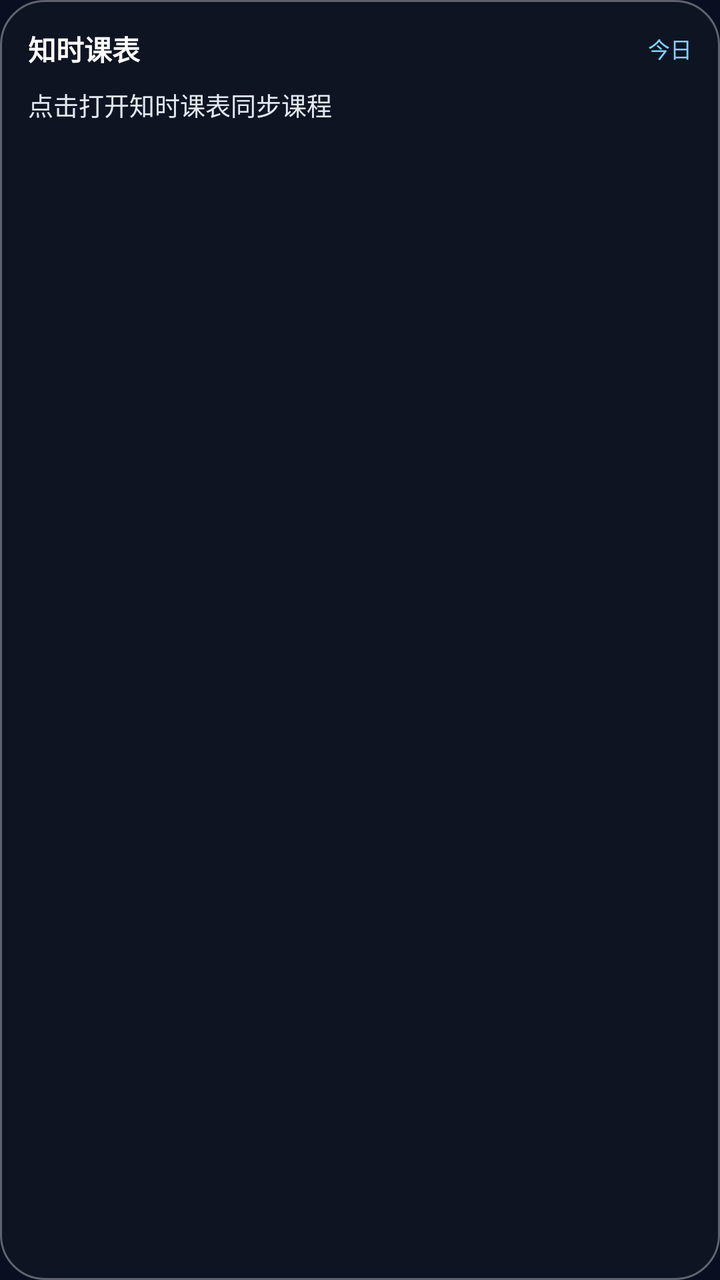
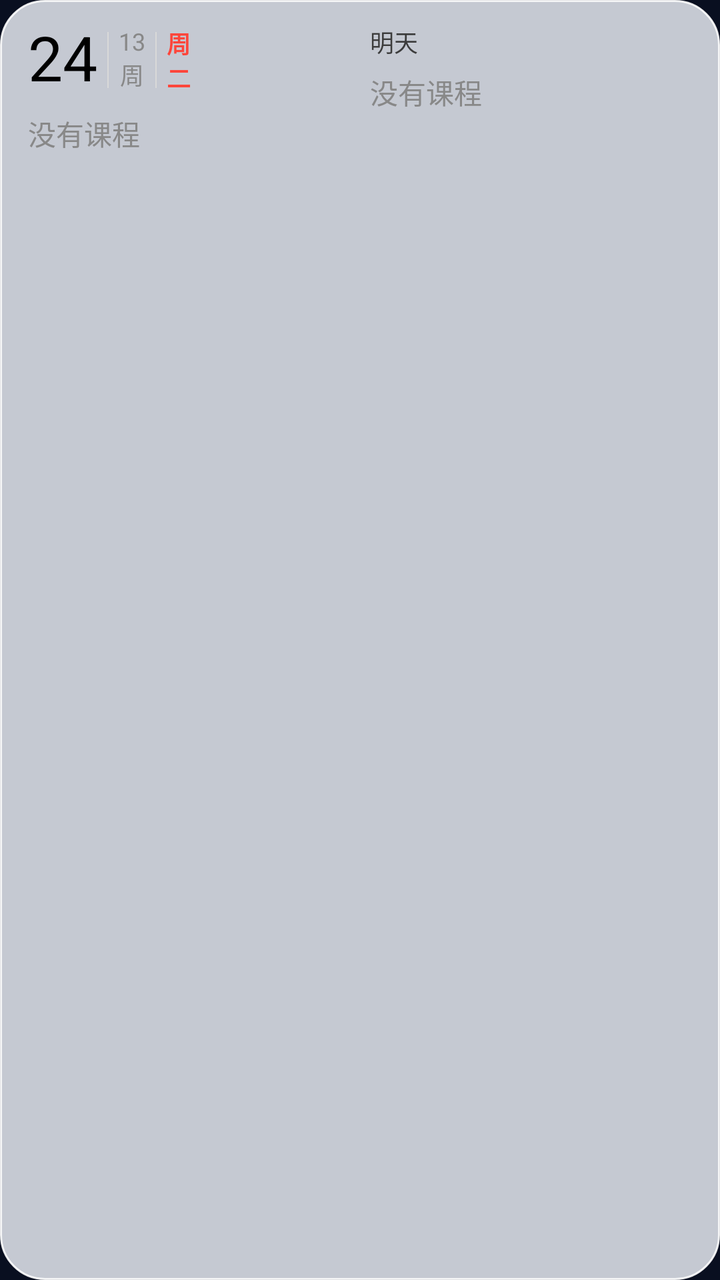

Before-and-after screenshots of an Android layout around one commit, followed by the original layout XML and the change that was made.
<!-- AndroidManifest.xml: application theme Theme.Zhishi -->
<!-- res/layout/widget_zhishi.xml -->
<?xml version="1.0" encoding="utf-8"?>
<FrameLayout xmlns:android="http://schemas.android.com/apk/res/android"
    android:id="@+id/wRoot"
    android:layout_width="match_parent"
    android:layout_height="match_parent"
    android:background="@drawable/widget_bg_dark">
    <ImageView
        android:id="@+id/wBgImg"
        android:layout_width="match_parent"
        android:layout_height="match_parent"
        android:scaleType="centerCrop"
        android:visibility="gone" />
    <LinearLayout
        android:layout_width="match_parent"
        android:layout_height="match_parent"
        android:orientation="vertical"
        android:padding="14dp">
        <LinearLayout
            android:layout_width="match_parent"
            android:layout_height="wrap_content"
            android:orientation="horizontal"
            android:gravity="center_vertical">
            <TextView
                android:id="@+id/wHeader"
                android:layout_width="0dp"
                android:layout_height="wrap_content"
                android:layout_weight="1"
                android:text="知时课表"
                android:textSize="14sp"
                android:textStyle="bold"
                android:textColor="#FFFFFFFF" />
            <TextView
                android:id="@+id/wBadge"
                android:layout_width="wrap_content"
                android:layout_height="wrap_content"
                android:text="今日"
                android:textSize="11sp"
                android:textColor="#FF7DD3FC" />
        </LinearLayout>
        <TextView
            android:id="@+id/wBody"
            android:layout_width="match_parent"
            android:layout_height="0dp"
            android:layout_weight="1"
            android:layout_marginTop="8dp"
            android:text="点击打开知时课表同步课程"
            android:textSize="12.5sp"
            android:lineSpacingExtra="4dp"
            android:textColor="#FFE2E8F0" />
    </LinearLayout>
</FrameLayout>
<!-- resources referenced by this layout -->
<resources>
  <!-- drawable widget_bg_dark (drawable) -->
  <?xml version="1.0" encoding="utf-8"?>
  <shape xmlns:android="http://schemas.android.com/apk/res/android" android:shape="rectangle">
      <solid android:color="#80161B26" />
      <stroke android:width="1dp" android:color="#58FFFFFF" />
      <corners android:radius="22dp" />
  </shape>
  <style name="Theme.Zhishi" parent="Theme.AppCompat.DayNight.NoActionBar">
          <item name="android:windowBackground">#090F20</item>
          <item name="android:statusBarColor">#090F20</item>
          <item name="android:navigationBarColor">#090F20</item>
      </style>
</resources>

<!-- the commit's change to res/layout/widget_zhishi.xml (unified diff, before → after) -->
@@ -3,49 +3,328 @@
     android:id="@+id/wRoot"
     android:layout_width="match_parent"
     android:layout_height="match_parent"
-    android:background="@drawable/widget_bg_dark">
+    android:background="@drawable/widget_bg_light">
+
     <ImageView
         android:id="@+id/wBgImg"
         android:layout_width="match_parent"
         android:layout_height="match_parent"
         android:scaleType="centerCrop"
         android:visibility="gone" />
+
     <LinearLayout
         android:layout_width="match_parent"
         android:layout_height="match_parent"
-        android:orientation="vertical"
-        android:padding="14dp">
+        android:orientation="horizontal"
+        android:paddingLeft="14dp"
+        android:paddingTop="12dp"
+        android:paddingRight="14dp"
+        android:paddingBottom="10dp"
+        android:weightSum="2">
+
+        
         <LinearLayout
-            android:layout_width="match_parent"
-            android:layout_height="wrap_content"
-            android:orientation="horizontal"
-            android:gravity="center_vertical">
-            <TextView
-                android:id="@+id/wHeader"
-                android:layout_width="0dp"
-                android:layout_height="wrap_content"
-                android:layout_weight="1"
-                android:text="知时课表"
+            android:layout_width="0dp"
+            android:layout_height="match_parent"
+            android:layout_weight="1"
+            android:layout_marginEnd="5dp"
+            android:orientation="vertical">
+
+            <LinearLayout
+                android:layout_width="wrap_content"
+                android:layout_height="wrap_content"
+                android:gravity="center_vertical"
+                android:orientation="horizontal"
+                android:layout_marginBottom="4dp">
+
+                <TextView
+                    android:id="@+id/date_number"
+                    android:layout_width="wrap_content"
+                    android:layout_height="wrap_content"
+                    android:includeFontPadding="false"
+                    android:text="24"
+                    android:textColor="#FF000000"
+                    android:textSize="31dp" />
+
+                <ImageView
+                    android:id="@+id/week_divider_1"
+                    android:layout_width="0.5dp"
+                    android:layout_height="28dp"
+                    android:layout_marginStart="5dp"
+                    android:layout_marginEnd="5dp"
+                    android:background="#FFD9D9D9" />
+
+                <LinearLayout
+                    android:layout_width="wrap_content"
+                    android:layout_height="wrap_content"
+                    android:gravity="center_horizontal"
+                    android:orientation="vertical">
+
+                    <TextView
+                        android:id="@+id/week_number"
+                        android:layout_width="wrap_content"
+                        android:layout_height="wrap_content"
+                        android:includeFontPadding="false"
+                        android:text="13"
+                        android:textColor="#FF888888"
+                        android:textSize="12dp" />
+
+                    <TextView
+                        android:id="@+id/week_text"
+                        android:layout_width="wrap_content"
+                        android:layout_height="wrap_content"
+                        android:includeFontPadding="false"
+                        android:text="周"
+                        android:textColor="#FF888888"
+                        android:textSize="12dp" />
+                </LinearLayout>
+
+                <ImageView
+                    android:id="@+id/week_divider_2"
+                    android:layout_width="0.5dp"
+                    android:layout_height="28dp"
+                    android:layout_marginStart="5dp"
+                    android:layout_marginEnd="5dp"
+                    android:background="#FFD9D9D9" />
+
+                <LinearLayout
+                    android:layout_width="wrap_content"
+                    android:layout_height="wrap_content"
+                    android:gravity="center_horizontal"
+                    android:orientation="vertical">
+
+                    <TextView
+                        android:layout_width="wrap_content"
+                        android:layout_height="wrap_content"
+                        android:includeFontPadding="false"
+                        android:text="周"
+                        android:textColor="#FFFF453A"
+                        android:textSize="12dp"
+                        android:textStyle="bold" />
+
+                    <TextView
+                        android:id="@+id/day_of_week"
+                        android:layout_width="wrap_content"
+                        android:layout_height="wrap_content"
+                        android:includeFontPadding="false"
+                        android:text="二"
+                        android:textColor="#FFFF453A"
+                        android:textSize="12dp"
+                        android:textStyle="bold" />
+                </LinearLayout>
+            </LinearLayout>
+
+            
+            <LinearLayout
+                android:id="@+id/left_item_0"
+                android:layout_width="match_parent"
+                android:layout_height="wrap_content"
+                android:orientation="horizontal"
+                android:paddingTop="2dp"
+                android:paddingBottom="2dp"
+                android:visibility="gone">
+                <ImageView
+                    android:id="@+id/left_bar_0"
+                    android:layout_width="4dp"
+                    android:layout_height="40dp"
+                    android:scaleType="fitXY" />
+                <LinearLayout
+                    android:layout_width="0dp"
+                    android:layout_height="wrap_content"
+                    android:layout_weight="1"
+                    android:layout_marginStart="4dp"
+                    android:orientation="vertical">
+                    <TextView android:id="@+id/left_name_0" android:layout_width="match_parent" android:layout_height="wrap_content" android:ellipsize="end" android:includeFontPadding="false" android:singleLine="true" android:textColor="#FF000000" android:textSize="11.5dp" android:textStyle="bold" />
+                    <TextView android:id="@+id/left_time_0" android:layout_width="match_parent" android:layout_height="wrap_content" android:ellipsize="end" android:includeFontPadding="false" android:singleLine="true" android:textColor="#FF000000" android:textSize="11dp" />
+                    <TextView android:id="@+id/left_loc_0" android:layout_width="match_parent" android:layout_height="wrap_content" android:ellipsize="end" android:includeFontPadding="false" android:singleLine="true" android:textColor="#FF000000" android:textSize="12dp" />
+                </LinearLayout>
+            </LinearLayout>
+
+            
+            <LinearLayout
+                android:id="@+id/left_item_1"
+                android:layout_width="match_parent"
+                android:layout_height="wrap_content"
+                android:orientation="horizontal"
+                android:paddingTop="2dp"
+                android:paddingBottom="2dp"
+                android:visibility="gone">
+                <ImageView
+                    android:id="@+id/left_bar_1"
+                    android:layout_width="4dp"
+                    android:layout_height="40dp"
+                    android:scaleType="fitXY" />
+                <LinearLayout
+                    android:layout_width="0dp"
+                    android:layout_height="wrap_content"
+                    android:layout_weight="1"
+                    android:layout_marginStart="4dp"
+                    android:orientation="vertical">
+                    <TextView android:id="@+id/left_name_1" android:layout_width="match_parent" android:layout_height="wrap_content" android:ellipsize="end" android:includeFontPadding="false" android:singleLine="true" android:textColor="#FF000000" android:textSize="11.5dp" android:textStyle="bold" />
+                    <TextView android:id="@+id/left_time_1" android:layout_width="match_parent" android:layout_height="wrap_content" android:ellipsize="end" android:includeFontPadding="false" android:singleLine="true" android:textColor="#FF000000" android:textSize="11dp" />
+                    <TextView android:id="@+id/left_loc_1" android:layout_width="match_parent" android:layout_height="wrap_content" android:ellipsize="end" android:includeFontPadding="false" android:singleLine="true" android:textColor="#FF000000" android:textSize="12dp" />
+                </LinearLayout>
+            </LinearLayout>
+
+            
+            <LinearLayout
+                android:id="@+id/left_item_2"
+                android:layout_width="match_parent"
+                android:layout_height="wrap_content"
+                android:orientation="horizontal"
+                android:paddingTop="2dp"
+                android:paddingBottom="2dp"
+                android:visibility="gone">
+                <ImageView
+                    android:id="@+id/left_bar_2"
+                    android:layout_width="4dp"
+                    android:layout_height="40dp"
+                    android:scaleType="fitXY" />
+                <LinearLayout
+                    android:layout_width="0dp"
+                    android:layout_height="wrap_content"
+                    android:layout_weight="1"
+                    android:layout_marginStart="4dp"
+                    android:orientation="vertical">
+                    <TextView android:id="@+id/left_name_2" android:layout_width="match_parent" android:layout_height="wrap_content" android:ellipsize="end" android:includeFontPadding="false" android:singleLine="true" android:textColor="#FF000000" android:textSize="11.5dp" android:textStyle="bold" />
+                    <TextView android:id="@+id/left_time_2" android:layout_width="match_parent" android:layout_height="wrap_content" android:ellipsize="end" android:includeFontPadding="false" android:singleLine="true" android:textColor="#FF000000" android:textSize="11dp" />
+                    <TextView android:id="@+id/left_loc_2" android:layout_width="match_parent" android:layout_height="wrap_content" android:ellipsize="end" android:includeFontPadding="false" android:singleLine="true" android:textColor="#FF000000" android:textSize="12dp" />
+                </LinearLayout>
+            </LinearLayout>
+
+            <TextView
+                android:id="@+id/left_empty"
+                android:layout_width="match_parent"
+                android:layout_height="wrap_content"
+                android:layout_marginTop="4dp"
+                android:text="没有课程"
+                android:textColor="#FF888888"
                 android:textSize="14sp"
-                android:textStyle="bold"
-                android:textColor="#FFFFFFFF" />
-            <TextView
-                android:id="@+id/wBadge"
+                android:visibility="visible" />
+
+            <TextView
+                android:id="@+id/left_more"
                 android:layout_width="wrap_content"
                 android:layout_height="wrap_content"
-                android:text="今日"
-                android:textSize="11sp"
-                android:textColor="#FF7DD3FC" />
+                android:text="还有更多课程"
+                android:textColor="#FF888888"
+                android:textSize="11dp"
+                android:visibility="gone" />
         </LinearLayout>
-        <TextView
-            android:id="@+id/wBody"
-            android:layout_width="match_parent"
-            android:layout_height="0dp"
+
+        
+        <LinearLayout
+            android:layout_width="0dp"
+            android:layout_height="match_parent"
             android:layout_weight="1"
-            android:layout_marginTop="8dp"
-            android:text="点击打开知时课表同步课程"
-            android:textSize="12.5sp"
-            android:lineSpacingExtra="4dp"
-            android:textColor="#FFE2E8F0" />
+            android:layout_marginStart="5dp"
+            android:orientation="vertical">
+
+            <TextView
+                android:id="@+id/future_date_label"
+                android:layout_width="match_parent"
+                android:layout_height="wrap_content"
+                android:layout_marginBottom="2dp"
+                android:text="明天"
+                android:textColor="#FF3C3C3C"
+                android:textSize="12dp" />
+
+            
+            <LinearLayout
+                android:id="@+id/right_item_0"
+                android:layout_width="match_parent"
+                android:layout_height="wrap_content"
+                android:orientation="horizontal"
+                android:paddingTop="2dp"
+                android:paddingBottom="2dp"
+                android:visibility="gone">
+                <ImageView
+                    android:id="@+id/right_bar_0"
+                    android:layout_width="4dp"
+                    android:layout_height="40dp"
+                    android:scaleType="fitXY" />
+                <LinearLayout
+                    android:layout_width="0dp"
+                    android:layout_height="wrap_content"
+                    android:layout_weight="1"
+                    android:layout_marginStart="4dp"
+                    android:orientation="vertical">
+                    <TextView android:id="@+id/right_name_0" android:layout_width="match_parent" android:layout_height="wrap_content" android:ellipsize="end" android:includeFontPadding="false" android:singleLine="true" android:textColor="#FF000000" android:textSize="11.5dp" android:textStyle="bold" />
+                    <TextView android:id="@+id/right_time_0" android:layout_width="match_parent" android:layout_height="wrap_content" android:ellipsize="end" android:includeFontPadding="false" android:singleLine="true" android:textColor="#FF000000" android:textSize="11dp" />
+                    <TextView android:id="@+id/right_loc_0" android:layout_width="match_parent" android:layout_height="wrap_content" android:ellipsize="end" android:includeFontPadding="false" android:singleLine="true" android:textColor="#FF000000" android:textSize="12dp" />
+                </LinearLayout>
+            </LinearLayout>
+
+            
+            <LinearLayout
+                android:id="@+id/right_item_1"
+                android:layout_width="match_parent"
+                android:layout_height="wrap_content"
+                android:orientation="horizontal"
+                android:paddingTop="2dp"
+                android:paddingBottom="2dp"
+                android:visibility="gone">
+                <ImageView
+                    android:id="@+id/right_bar_1"
+                    android:layout_width="4dp"
+                    android:layout_height="40dp"
+                    android:scaleType="fitXY" />
+                <LinearLayout
+                    android:layout_width="0dp"
+                    android:layout_height="wrap_content"
+                    android:layout_weight="1"
+                    android:layout_marginStart="4dp"
+                    android:orientation="vertical">
+                    <TextView android:id="@+id/right_name_1" android:layout_width="match_parent" android:layout_height="wrap_content" android:ellipsize="end" android:includeFontPadding="false" android:singleLine="true" android:textColor="#FF000000" android:textSize="11.5dp" android:textStyle="bold" />
+                    <TextView android:id="@+id/right_time_1" android:layout_width="match_parent" android:layout_height="wrap_content" android:ellipsize="end" android:includeFontPadding="false" android:singleLine="true" android:textColor="#FF000000" android:textSize="11dp" />
+                    <TextView android:id="@+id/right_loc_1" android:layout_width="match_parent" android:layout_height="wrap_content" android:ellipsize="end" android:includeFontPadding="false" android:singleLine="true" android:textColor="#FF000000" android:textSize="12dp" />
+                </LinearLayout>
+            </LinearLayout>
+
+            
+            <LinearLayout
+                android:id="@+id/right_item_2"
+                android:layout_width="match_parent"
+                android:layout_height="wrap_content"
+                android:orientation="horizontal"
+                android:paddingTop="2dp"
+                android:paddingBottom="2dp"
+                android:visibility="gone">
+                <ImageView
+                    android:id="@+id/right_bar_2"
+                    android:layout_width="4dp"
+                    android:layout_height="40dp"
+                    android:scaleType="fitXY" />
+                <LinearLayout
+                    android:layout_width="0dp"
+                    android:layout_height="wrap_content"
+                    android:layout_weight="1"
+                    android:layout_marginStart="4dp"
+                    android:orientation="vertical">
+                    <TextView android:id="@+id/right_name_2" android:layout_width="match_parent" android:layout_height="wrap_content" android:ellipsize="end" android:includeFontPadding="false" android:singleLine="true" android:textColor="#FF000000" android:textSize="11.5dp" android:textStyle="bold" />
+                    <TextView android:id="@+id/right_time_2" android:layout_width="match_parent" android:layout_height="wrap_content" android:ellipsize="end" android:includeFontPadding="false" android:singleLine="true" android:textColor="#FF000000" android:textSize="11dp" />
+                    <TextView android:id="@+id/right_loc_2" android:layout_width="match_parent" android:layout_height="wrap_content" android:ellipsize="end" android:includeFontPadding="false" android:singleLine="true" android:textColor="#FF000000" android:textSize="12dp" />
+                </LinearLayout>
+            </LinearLayout>
+
+            <TextView
+                android:id="@+id/right_empty"
+                android:layout_width="match_parent"
+                android:layout_height="wrap_content"
+                android:layout_marginTop="4dp"
+                android:text="没有课程"
+                android:textColor="#FF888888"
+                android:textSize="14sp"
+                android:visibility="visible" />
+
+            <TextView
+                android:id="@+id/right_more"
+                android:layout_width="wrap_content"
+                android:layout_height="wrap_content"
+                android:text="还有更多课程"
+                android:textColor="#FF888888"
+                android:textSize="11dp"
+                android:visibility="gone" />
+        </LinearLayout>
     </LinearLayout>
 </FrameLayout>
<!-- resource entries referenced after the edit -->
@@ -1,10 +1,10 @@
 <!-- resources referenced by this layout -->
 <resources>
-  <!-- drawable widget_bg_dark (drawable) -->
+  <!-- drawable widget_bg_light (drawable) -->
   <?xml version="1.0" encoding="utf-8"?>
   <shape xmlns:android="http://schemas.android.com/apk/res/android" android:shape="rectangle">
-      <solid android:color="#80161B26" />
-      <stroke android:width="1dp" android:color="#58FFFFFF" />
+      <solid android:color="#CCF4F8FF" />
+      <stroke android:width="1dp" android:color="#E6FFFFFF" />
       <corners android:radius="22dp" />
   </shape>
   <style name="Theme.Zhishi" parent="Theme.AppCompat.DayNight.NoActionBar">
